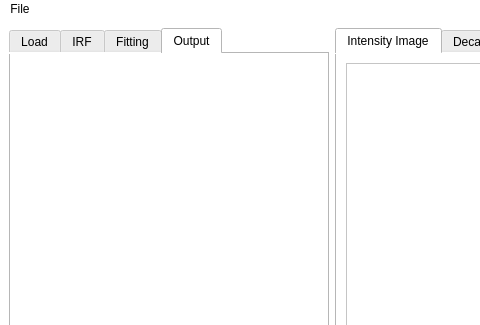
Tomkaehst/PhasorFLIM, file qt_app/gui/agbp_flimfitter.ui: the form before one commit; both pictures show x 0 to 480 and y 0 to 325 of the 1230 by 893 pixel window.
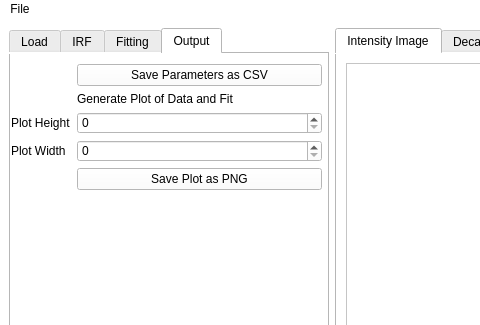
The form after the commit. The open tabs and pages were chosen to show the change. Custom widgets are drawn as their Qt base class.

Commit message: Added button to write results as csv and save plot of fit.

```diff
--- a/qt_app/gui/agbp_flimfitter.ui
+++ b/qt_app/gui/agbp_flimfitter.ui
@@ -518,6 +518,59 @@
        <attribute name="title">
         <string>Output</string>
        </attribute>
+       <widget class="QWidget" name="formLayoutWidget_3">
+        <property name="geometry">
+         <rect>
+          <x>0</x>
+          <y>10</y>
+          <width>311</width>
+          <height>201</height>
+         </rect>
+        </property>
+        <layout class="QFormLayout" name="formLayout_3">
+         <item row="0" column="1">
+          <widget class="QPushButton" name="pushButton_saveFitResults">
+           <property name="text">
+            <string>Save Parameters as CSV</string>
+           </property>
+          </widget>
+         </item>
+         <item row="1" column="1">
+          <widget class="QLabel" name="label">
+           <property name="text">
+            <string>Generate Plot of Data and Fit</string>
+           </property>
+          </widget>
+         </item>
+         <item row="2" column="0">
+          <widget class="QLabel" name="label_plotHeight">
+           <property name="text">
+            <string>Plot Height</string>
+           </property>
+          </widget>
+         </item>
+         <item row="2" column="1">
+          <widget class="QSpinBox" name="spinBox_plotHeight"/>
+         </item>
+         <item row="3" column="0">
+          <widget class="QLabel" name="label_plotWidth">
+           <property name="text">
+            <string>Plot Width</string>
+           </property>
+          </widget>
+         </item>
+         <item row="3" column="1">
+          <widget class="QSpinBox" name="spinBox_plotWidth"/>
+         </item>
+         <item row="4" column="1">
+          <widget class="QPushButton" name="pushButton_savePlot">
+           <property name="text">
+            <string>Save Plot as PNG</string>
+           </property>
+          </widget>
+         </item>
+        </layout>
+       </widget>
       </widget>
      </widget>
     </item>
```
The commit also changes 1 other file.
